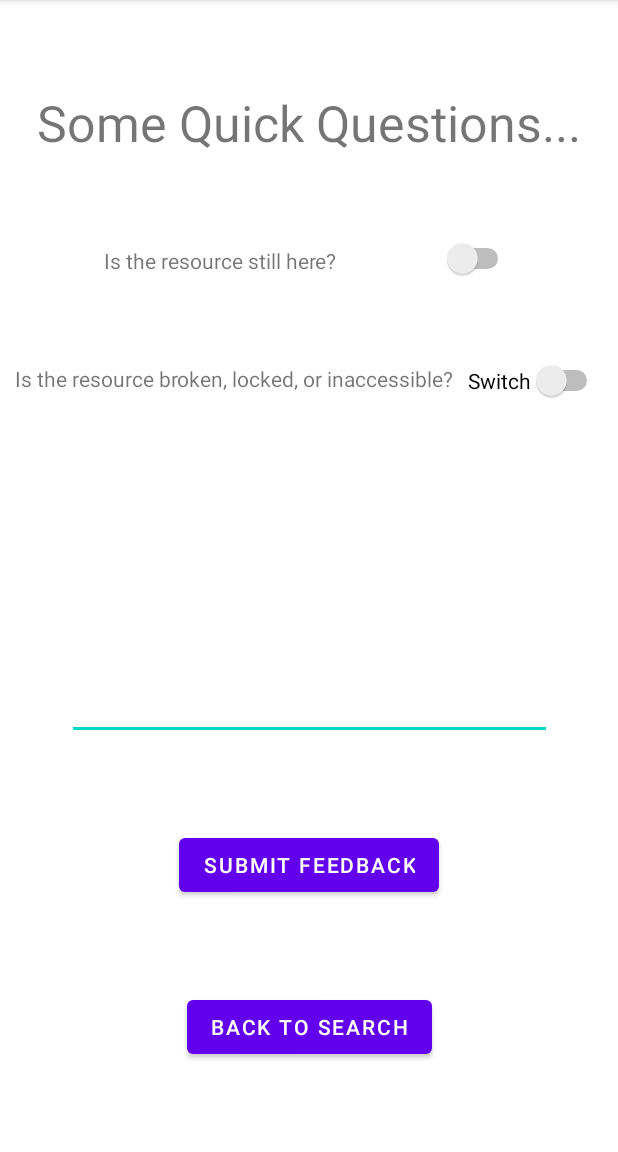
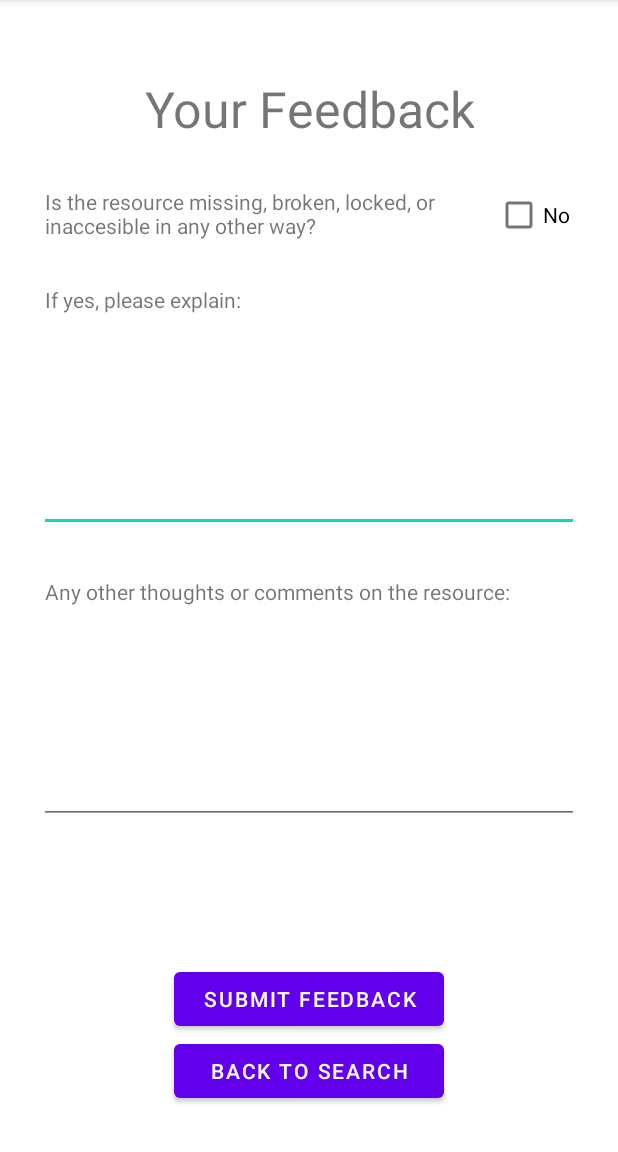
Before and after one commit to smoonUW/HelpMeFind, an Android app: the Feedback screen opened directly, with no data from a screen before it, on a phone screen of 412 x 824 dp, the part 84-1236 px from its top. Run offline under Robolectric (Android 15) with nearby library versions, the light colour scheme and no system bars; our stand-ins replace Firebase (no records; nobody signed in at launch, a user with empty details on screens opened directly).

```diff
--- a/app/src/main/java/com/example/helpmefind/MapView.java
+++ b/app/src/main/java/com/example/helpmefind/MapView.java
@@ -10,6 +10,7 @@ import android.view.MenuItem;
 
 import com.google.android.material.navigation.NavigationBarView;
 
+import java.util.ArrayList;
 import java.util.logging.Filter;
 
 public class MapView extends AppCompatActivity {
@@ -19,11 +20,16 @@ public class MapView extends AppCompatActivity {
 
     @Override
     protected void onCreate(Bundle savedInstanceState) {
+        Log.i("MAP VIEW","ARRIVED");
         super.onCreate(savedInstanceState);
         setContentView(R.layout.activity_map_view);
 
         bottomNavigationView = findViewById(R.id.bottomnav);
         bottomNavigationView.setOnItemSelectedListener(bottomnavFunction);
+
+        Intent intent = getIntent();
+
+        ArrayList<Resource> resources = (ArrayList<Resource>) intent.getSerializableExtra("list");
     }
 
     private NavigationBarView.OnItemSelectedListener bottomnavFunction = new NavigationBarView.OnItemSelectedListener() {
--- a/app/src/main/java/com/example/helpmefind/Resource.java
+++ b/app/src/main/java/com/example/helpmefind/Resource.java
@@ -2,9 +2,10 @@ package com.example.helpmefind;
 
 import android.location.Address;
 
+import java.io.Serializable;
 import java.util.List;
 
-public class Resource {
+public class Resource implements Serializable {
     private String name;
     private String type;
     private double latitude;
--- a/app/src/main/res/layout/activity_feedback.xml
+++ b/app/src/main/res/layout/activity_feedback.xml
@@ -6,73 +6,91 @@
     android:layout_height="match_parent"
     tools:context=".Feedback">
 
-
     <TextView
         android:id="@+id/header"
         android:layout_width="wrap_content"
         android:layout_height="wrap_content"
-        android:text="Some Quick Questions..."
+        android:layout_marginTop="50dp"
+        android:gravity="center"
+        android:text="Your Feedback"
         android:textSize="33dp"
-        android:gravity="center"
-        app:layout_constraintTop_toTopOf="parent"
-        app:layout_constraintBottom_toTopOf="@+id/resourceHere"
+        app:layout_constraintEnd_toEndOf="parent"
         app:layout_constraintStart_toStartOf="parent"
-        app:layout_constraintEnd_toEndOf="parent"/>
+        app:layout_constraintTop_toTopOf="parent" />
 
     <TextView
-        android:id="@+id/resourceHere"
+        android:id="@+id/resourceQuestionTextView"
+        android:layout_width="300dp"
+        android:layout_height="wrap_content"
+        android:text="Is the resource missing, broken, locked, or inaccesible in any other way?"
+
+        app:layout_constraintStart_toStartOf="parent"
+        app:layout_constraintTop_toBottomOf="@id/header"
+        android:layout_marginLeft="30dp"
+        android:layout_marginTop="30dp"/>
+
+    <CheckBox
+        android:id="@+id/resourceIssueCheckBox"
+        android:layout_width="wrap_content"
+        android:layout_height="37dp"
+        android:layout_marginTop="30dp"
+        android:text="No"
+        android:onClick="onCheckboxClicked"
+        app:layout_constraintHorizontal_bias="0.483"
+        app:layout_constraintStart_toEndOf="@+id/resourceQuestionTextView"
+        app:layout_constraintTop_toBottomOf="@+id/header"
+        />
+
+    <TextView
+        android:id="@+id/pleaseExplainTextView"
         android:layout_width="wrap_content"
         android:layout_height="wrap_content"
-        android:text="Is the resource still here?"
-        app:layout_constraintTop_toBottomOf="@id/header"
-        app:layout_constraintBottom_toTopOf="@+id/resourceInaccessible"
+        android:layout_marginLeft="30dp"
+        android:layout_marginTop="30dp"
+        android:text="If yes, please explain: "
         app:layout_constraintStart_toStartOf="parent"
-        app:layout_constraintEnd_toStartOf="@id/resourceHereSwitch" />
+        app:layout_constraintTop_toBottomOf="@+id/resourceQuestionTextView" />
 
-    <Switch
-        android:id="@+id/resourceHereSwitch"
+    <EditText
+        android:id="@+id/explainProblemEditText"
+        android:layout_width="360dp"
+        android:layout_height="140dp"
+        android:layout_marginTop="5dp"
+        android:ems="10"
+        android:gravity="start|top"
+        android:inputType="textMultiLine"
+        app:layout_constraintEnd_toEndOf="parent"
+        app:layout_constraintStart_toStartOf="parent"
+        app:layout_constraintTop_toBottomOf="@+id/pleaseExplainTextView" />
+
+    <TextView
+        android:id="@+id/otherCommentsTextView"
         android:layout_width="wrap_content"
         android:layout_height="wrap_content"
-        app:layout_constraintTop_toBottomOf="@id/header"
-        app:layout_constraintBottom_toTopOf="@+id/resourceInaccessibleSwitch"
-        app:layout_constraintStart_toEndOf="@id/resourceHere"
-        app:layout_constraintEnd_toEndOf="parent" />
-
-    <TextView
-        android:id="@+id/resourceInaccessible"
-        android:layout_width="wrap_content"
-        android:layout_height="wrap_content"
-        android:text="Is the resource broken, locked, or inaccessible?"
-        app:layout_constraintTop_toBottomOf="@id/resourceHere"
-        app:layout_constraintBottom_toTopOf="@+id/editFeedback"
+        android:text="Any other thoughts or comments on the resource:"
+        android:gravity="start|top"
+        app:layout_constraintTop_toBottomOf="@id/explainProblemEditText"
         app:layout_constraintStart_toStartOf="parent"
-        app:layout_constraintEnd_toStartOf="@id/resourceInaccessibleSwitch" />
-
-    <Switch
-        android:id="@+id/resourceInaccessibleSwitch"
-        android:layout_width="wrap_content"
-        android:layout_height="wrap_content"
-        android:text="Switch"
-        app:layout_constraintTop_toBottomOf="@id/resourceHereSwitch"
-        app:layout_constraintBottom_toTopOf="@+id/editFeedback"
-        app:layout_constraintStart_toEndOf="@id/resourceInaccessible"
-        app:layout_constraintEnd_toEndOf="parent" />
+        android:layout_marginTop="30dp"
+        android:layout_marginLeft="30dp"
+        />
 
     <EditText
         android:id="@+id/editFeedback"
-        android:layout_width="323dp"
-        android:layout_height="171dp"
-        app:layout_constraintBottom_toTopOf="@+id/submit"
+        android:layout_width="360dp"
+        android:layout_height="140dp"
+        app:layout_constraintTop_toBottomOf="@id/otherCommentsTextView"
         app:layout_constraintEnd_toEndOf="parent"
         app:layout_constraintStart_toStartOf="parent"
-        app:layout_constraintTop_toBottomOf="@id/resourceInaccessible" />
+        android:layout_marginTop="5dp"
+         />
 
     <Button
         android:id="@+id/submit"
-        android:layout_width="wrap_content"
+        android:layout_width="180dp"
         android:layout_height="wrap_content"
         android:text="Submit Feedback"
-        app:layout_constraintTop_toBottomOf="@id/editFeedback"
+
         app:layout_constraintBottom_toTopOf="@+id/toSearch"
         app:layout_constraintStart_toStartOf="parent"
         app:layout_constraintEnd_toEndOf="parent"
@@ -80,13 +98,16 @@
 
     <Button
         android:id="@+id/toSearch"
-        android:layout_width="wrap_content"
+        android:layout_width="180dp"
         android:layout_height="wrap_content"
         android:text="Back To Search"
-        app:layout_constraintTop_toBottomOf="@id/submit"
         app:layout_constraintBottom_toBottomOf="parent"
         app:layout_constraintStart_toStartOf="parent"
         app:layout_constraintEnd_toEndOf="parent"
-        android:onClick="goToSearch"/>
+        android:onClick="goToSearch"
+        android:layout_marginBottom="30dp"/>
+
+
+
 
 </androidx.constraintlayout.widget.ConstraintLayout>
```
Also changed, not shown: app/src/main/java/com/example/helpmefind/DBQuery.java (+14 -2 lines), app/src/main/java/com/example/helpmefind/Feedback.java (+55 -3 lines), app/src/main/java/com/example/helpmefind/FilterSearch.java (+129 -19 lines).
